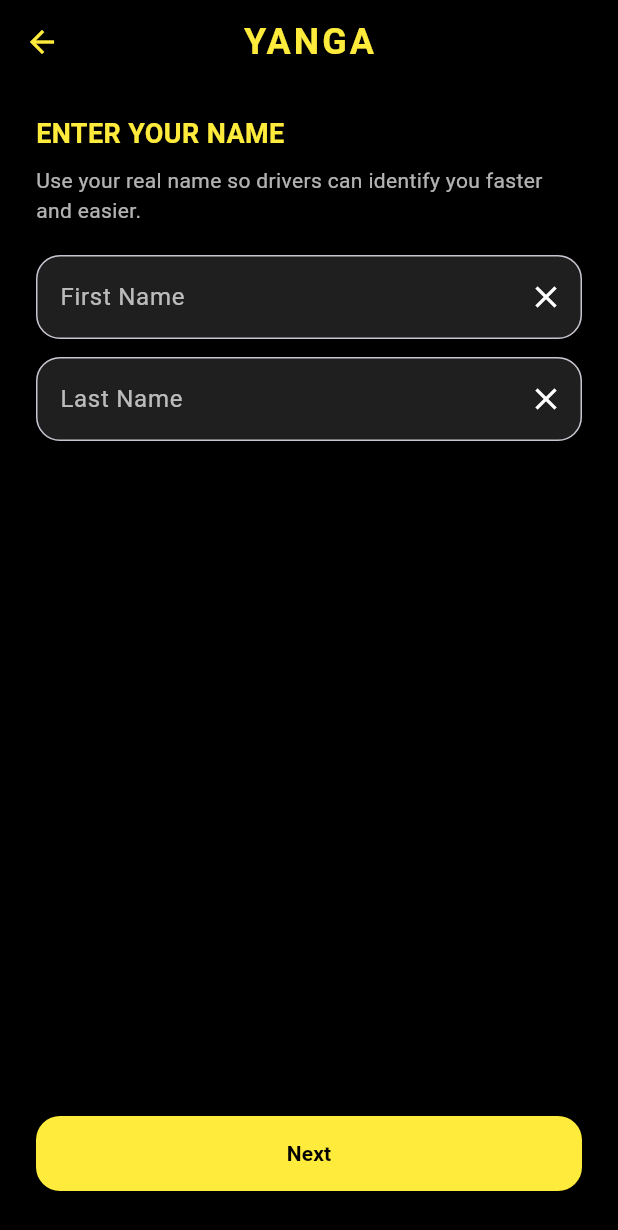
After one commit to Timothy-Msiska/YendaRide, a Flutter app: the EnterNamePage screen opened directly, on a phone screen of 412 x 824 dp. The commit adds this screen. Shown: the top 1230 px of the screen. Run offline on Flutter 3.47's test engine with Material 3 defaults, Android fonts, the phone set to English and light mode, and no system bars.

Commit message:
name registration created

```diff
--- /dev/null
+++ b/lib/views/name_registration.dart
@@ -0,0 +1,92 @@
+import 'package:flutter/material.dart';
+
+class EnterNamePage extends StatelessWidget {
+  final TextEditingController firstNameController = TextEditingController();
+  final TextEditingController lastNameController = TextEditingController();
+
+  @override
+  Widget build(BuildContext context) {
+    return Scaffold(
+      backgroundColor: Colors.black,
+      appBar: AppBar(
+        backgroundColor: Colors.black,
+        elevation: 0,
+        leading: BackButton(color: Colors.yellow),
+        centerTitle: true,
+        title: Text(
+          'YANGA',
+          style: TextStyle(
+            color: Colors.yellow,
+            fontWeight: FontWeight.bold,
+            fontSize: 24,
+            letterSpacing: 2,
+          ),
+        ),
+      ),
+      body: Padding(
+        padding: const EdgeInsets.symmetric(horizontal: 24.0),
+        child: Column(
+          crossAxisAlignment: CrossAxisAlignment.start,
+          children: [
+            SizedBox(height: 20),
+            Text(
+              'ENTER YOUR NAME',
+              style: TextStyle(
+                color: Colors.yellow,
+                fontWeight: FontWeight.bold,
+                fontSize: 18,
+              ),
+            ),
+            SizedBox(height: 8),
+            Text(
+              'Use your real name so drivers can identify you faster and easier.',
+              style: TextStyle(color: Colors.white70),
+            ),
+            SizedBox(height: 20),
+            _buildInputField(firstNameController, 'First Name'),
+            SizedBox(height: 12),
+            _buildInputField(lastNameController, 'Last Name'),
+            Spacer(),
+            ElevatedButton(
+              onPressed: () {
+                // Handle Next logic here
+              },
+              style: ElevatedButton.styleFrom(
+                backgroundColor: Colors.yellow,
+                minimumSize: Size(double.infinity, 50),
+                shape: RoundedRectangleBorder(
+                  borderRadius: BorderRadius.circular(16),
+                ),
+              ),
+              child: Text(
+                'Next',
+                style: TextStyle(color: Colors.black, fontWeight: FontWeight.bold),
+              ),
+            ),
+            SizedBox(height: 30),
+          ],
+        ),
+      ),
+    );
+  }
+
+  Widget _buildInputField(TextEditingController controller, String hint) {
+    return TextField(
+      controller: controller,
+      style: TextStyle(color: Colors.white),
+      decoration: InputDecoration(
+        hintText: hint,
+        hintStyle: TextStyle(color: Colors.white70),
+        filled: true,
+        fillColor: Colors.white12,
+        suffixIcon: IconButton(
+          icon: Icon(Icons.clear, color: Colors.white),
+          onPressed: () => controller.clear(),
+        ),
+        border: OutlineInputBorder(
+          borderRadius: BorderRadius.circular(16),
+        ),
+      ),
+    );
+  }
+}
--- a/lib/views/register.dart
+++ b/lib/views/register.dart
@@ -128,7 +128,7 @@ class _PhoneLoginPageState extends State<PhoneLoginPage> {
 
               SizedBox(height: 20),
               Text(
-                'By continuing, I accept the terms of the User Agreement\nand Yanga License Agreement and consent to the\nprocessing of my personal information in accordance\nwith the Privacy Policy.',
+                'By ticking, I accept the terms of the User Agreement\nand Yanga License Agreement and consent to the\nprocessing of my personal information in accordance\nwith the Privacy Policy.',
                 textAlign: TextAlign.center,
                 style: TextStyle(color: Colors.white54, fontSize: 12),
               ),
```
